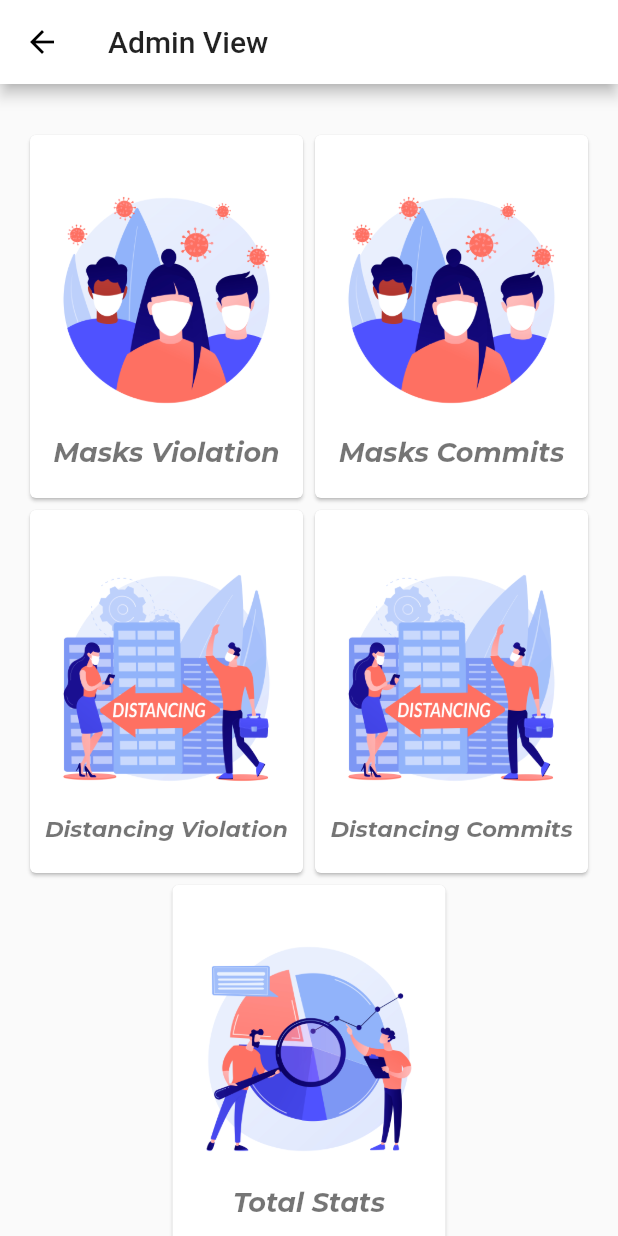
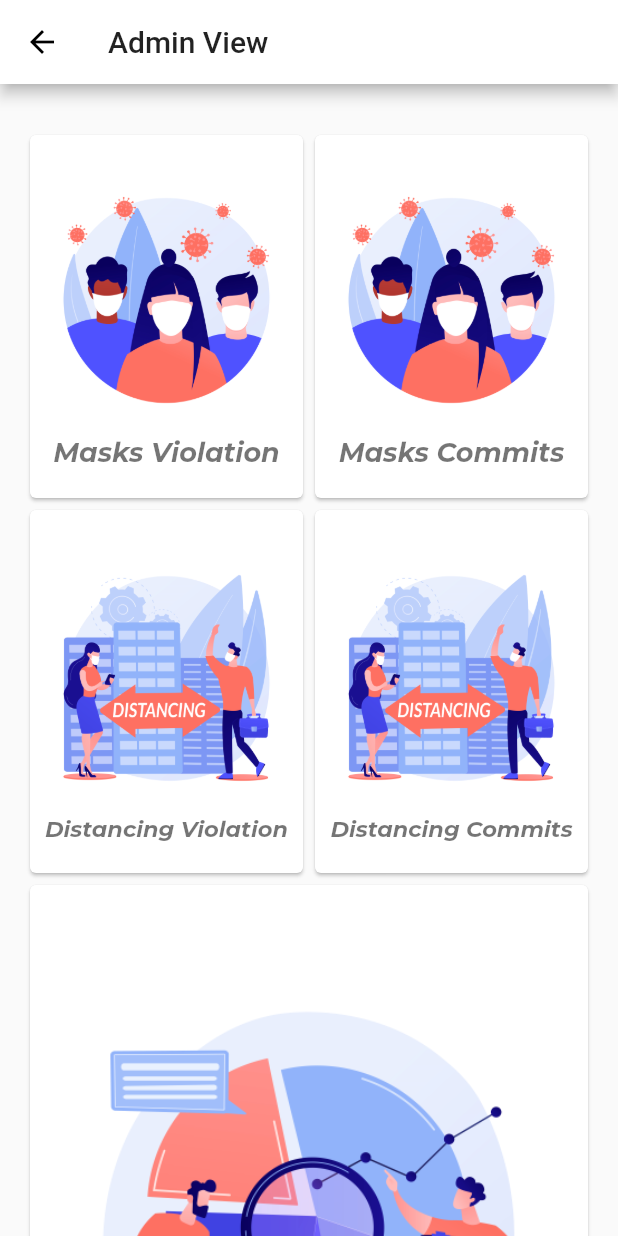
Before and after one commit to MohamedAbdelghanyy/SafeMove, a Flutter app: the AdminView screen opened directly, on a phone screen of 412 x 824 dp. Run offline on Flutter 3.47's test engine with Material 2 defaults, Android fonts, the phone set to English and light mode, and no system bars; drawn by our look-alikes of flip_card; our stand-ins replace firebase_auth, firebase_database, fluttertoast, google_fonts, shared_preferences; accounts and stored records are empty.

Commit message:
UI Tweaks

```diff
--- a/lib/main.dart
+++ b/lib/main.dart
@@ -31,7 +31,7 @@ class MyApp extends StatelessWidget {
         ),
         //initialRoute: LoginForm.routeName,
         routes: {
-          '/': (context) => SplashScreen(),
+          '/': (context) => AdminView(),
           ProfileScreen.routeName: (context) => ProfileScreen(),
           WifiScreen.routeName: (context) => WifiScreen(),
           AdminPanel.routeName: (context) => AdminPanel(),
--- a/lib/profile.dart
+++ b/lib/profile.dart
@@ -7,9 +7,6 @@ class ProfileScreen extends StatelessWidget {
   @override
   Widget build(BuildContext context) {
     return Scaffold(
-      appBar: AppBar(
-        title: Text("Profile"),
-      ),
       body: ListView(
         children: [
           ClipPath(
--- a/lib/screens/admin_view.dart
+++ b/lib/screens/admin_view.dart
@@ -148,8 +148,8 @@ class _AdminViewState extends State<AdminView> {
             mainAxisAlignment: MainAxisAlignment.center,
             children: [
               SizedBox(
-                width: 190,
-                height: 250,
+                width: 380,
+                height: 480,
                 child: Card(
                   child: FlipCard(
                     front: Column(
```
